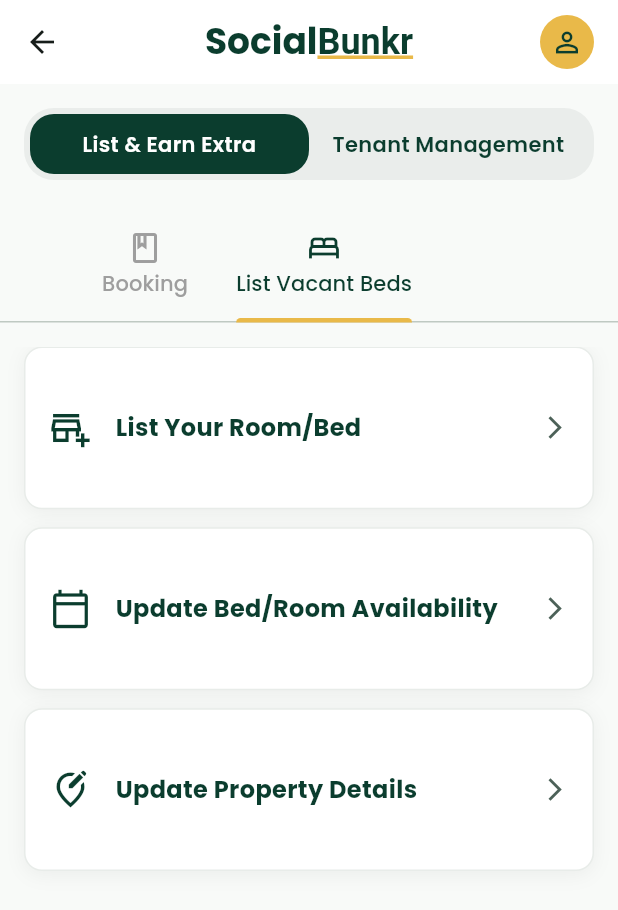
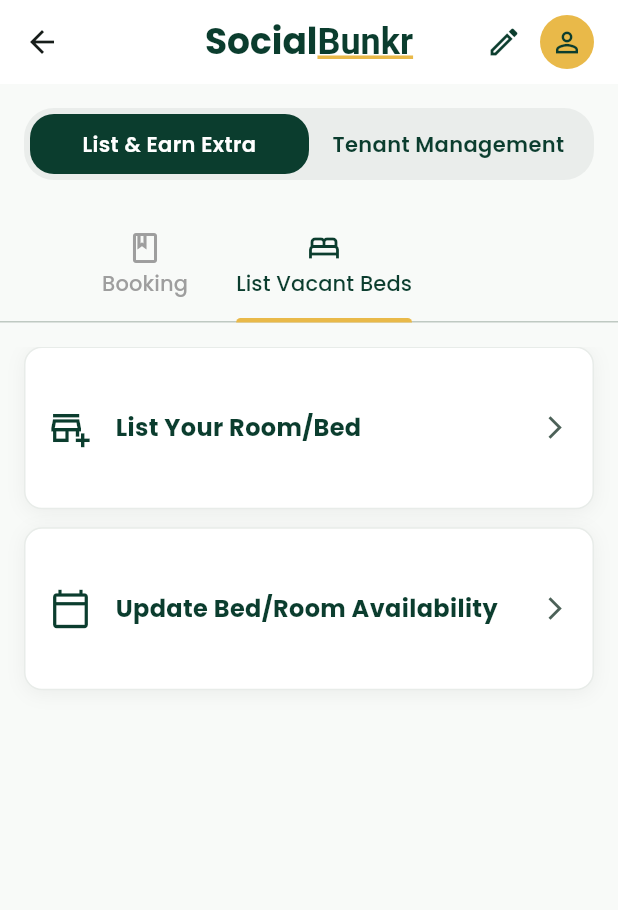
Before and after one commit to Praveenbabu5991/socialbunkr_mobile_app, a Flutter app: the HostDashboardPage screen opened directly with empty values, tab 2 chosen, on a phone screen of 412 x 824 dp. Shown: the top 910 px of the screen. Run offline on Flutter 3.47's test engine with Material 3 defaults, Android fonts, the phone set to English and light mode, and no system bars; our stand-ins replace equatable, flutter_bloc, flutter_dotenv, flutter_secure_storage, google_fonts, image_picker and 1 more; missing offline and left inert: razorpay_flutter; accounts and stored records are empty; network calls fail.

Commit message:
add new edit property

```diff
--- a/lib/presentation/pages/host_dashboard_page.dart
+++ b/lib/presentation/pages/host_dashboard_page.dart
@@ -12,6 +12,7 @@ import 'package:socialbunkr_mobile_app/screens/tenant_management/occupancy_overv
 import 'package:socialbunkr_mobile_app/screens/tenant_management/rating_review_screen.dart';
 import 'package:socialbunkr_mobile_app/screens/tenant_management/rent_payment_screen.dart';
 import 'package:socialbunkr_mobile_app/screens/tenant_management/tickets_screen.dart';
+import 'package:socialbunkr_mobile_app/screens/update_property_details_screen.dart';
 
 
 // 🎨 BRAND COLORS & STYLES
@@ -77,7 +78,15 @@ class HostDashboardPage extends StatelessWidget {
   Widget build(BuildContext context) {
     return Scaffold(
       backgroundColor: lightGrayBackground,
-      appBar: const HeaderWidget(),
+      appBar: HeaderWidget(
+        propertyId: propertyId,
+        onUpdatePropertyDetails: () {
+          Navigator.push(
+            context,
+            MaterialPageRoute(builder: (context) => UpdatePropertyDetailsScreen(propertyId: propertyId)),
+          );
+        },
+      ),
       body: HostDashboardBody(propertyId: propertyId),
     );
   }
@@ -85,7 +94,10 @@ class HostDashboardPage extends StatelessWidget {
 
 // 1️⃣ HEADER SECTION
 class HeaderWidget extends StatelessWidget implements PreferredSizeWidget {
-  const HeaderWidget({super.key});
+  final String propertyId;
+  final VoidCallback onUpdatePropertyDetails;
+
+  const HeaderWidget({super.key, required this.propertyId, required this.onUpdatePropertyDetails});
 
   @override
   Widget build(BuildContext context) {
@@ -116,6 +128,10 @@ class HeaderWidget extends StatelessWidget implements PreferredSizeWidget {
         ),
       ),
       actions: [
+        IconButton(
+          icon: const Icon(Icons.edit_outlined, color: primaryDarkGreen),
+          onPressed: onUpdatePropertyDetails,
+        ),
         Padding(
           padding: const EdgeInsets.only(right: 16.0),
           child: CircleAvatar(
@@ -228,6 +244,8 @@ class _HostDashboardBodyState extends State<HostDashboardBody> {
             child: DefaultTabController(
               length: 2, // Two tabs: Booking and List Vacant Beds
               initialIndex: _subTabIndex, // Use the existing state for initial selection
+              child: Container(
+                color: lightGrayBackground, // Explicitly set background color
                 child: Column(
                   children: [
                     TabBar(
@@ -266,6 +284,7 @@ class _HostDashboardBodyState extends State<HostDashboardBody> {
                       ),
                     ),
                   ],
+                ),
               ),
             ),
           )
@@ -554,10 +573,7 @@ class ListVacantBedsContent extends StatelessWidget {
             );
           },
         ),
-        PropertyActionCard(
-          icon: Icons.edit_location_alt_outlined,
-          title: "Update Property Details",
-        ),
+
       ],
     );
   }
```
Also changed, not shown: lib/screens/update_property_details_screen.dart (added, +22 -0 lines). Lines whose indentation alone changed are shown as unchanged.
